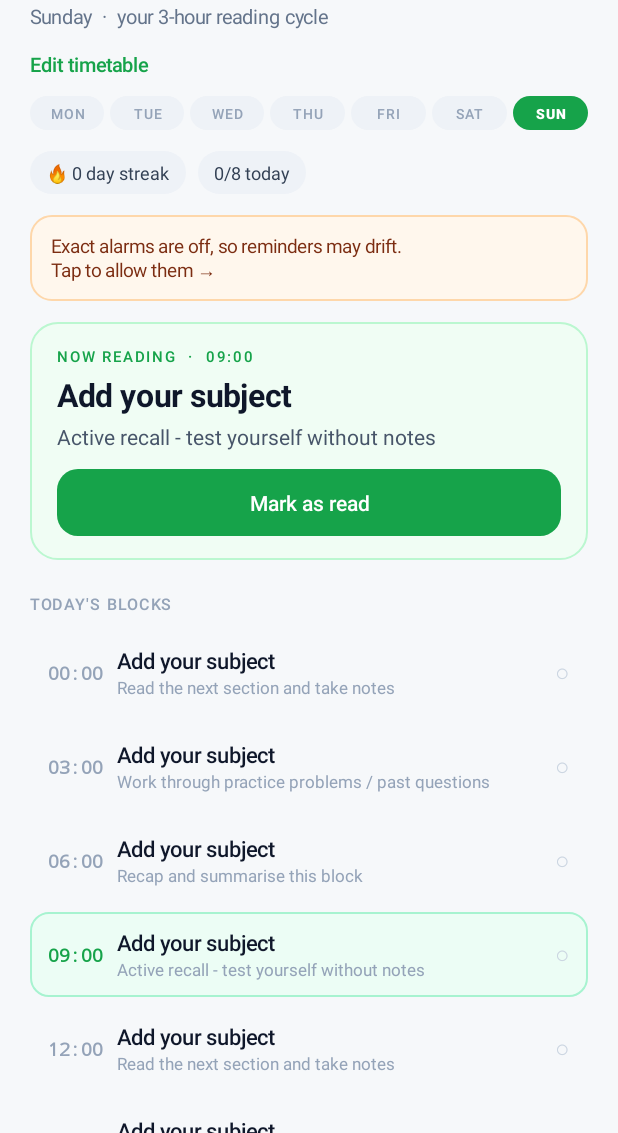
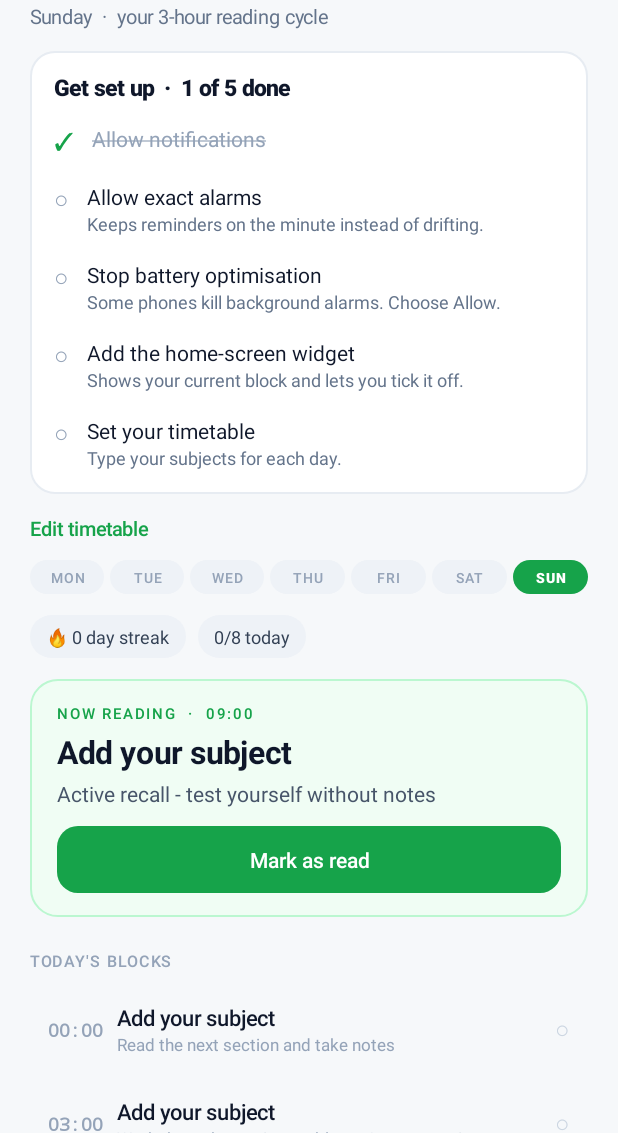
Before and after one commit to Greatest9/Readloop, an Android app: the screen it shows after launch (MainActivity), on a phone screen of 412 x 824 dp, the part 103-1236 px from its top. Run offline under Robolectric (Android 15) with nearby library versions, the phone set to English and light mode, and no system bars.

Commit message:
friend: first-run setup checklist (notifications, exact alarms, battery, widget, timetable)

```diff
--- a/app/src/main/AndroidManifest.xml
+++ b/app/src/main/AndroidManifest.xml
@@ -6,6 +6,7 @@
     <uses-permission android:name="android.permission.USE_EXACT_ALARM" />
     <uses-permission android:name="android.permission.RECEIVE_BOOT_COMPLETED" />
     <uses-permission android:name="android.permission.VIBRATE" />
+    <uses-permission android:name="android.permission.REQUEST_IGNORE_BATTERY_OPTIMIZATIONS" />
 
     <application
         android:allowBackup="false"
--- a/app/src/main/java/com/dol/readloop/EditorActivity.kt
+++ b/app/src/main/java/com/dol/readloop/EditorActivity.kt
@@ -232,6 +232,7 @@ class EditorActivity : Activity() {
                 )
             }
         }
+        Store.markTimetableSaved(this)
         Alarms.scheduleAll(this)
         com.dol.readloop.widget.ReadingWidgetProvider.refreshAll(this)
         Toast.makeText(this, "Saved. Reminders rescheduled.", Toast.LENGTH_SHORT).show()
--- a/app/src/main/java/com/dol/readloop/MainActivity.kt
+++ b/app/src/main/java/com/dol/readloop/MainActivity.kt
@@ -4,6 +4,9 @@ import android.Manifest
 import android.app.Activity
 import android.app.AlarmManager
 import android.app.AlertDialog
+import android.appwidget.AppWidgetManager
+import android.content.ComponentName
+import android.os.PowerManager
 import android.app.NotificationManager
 import android.content.Intent
 import android.content.pm.PackageManager
@@ -76,6 +79,9 @@ class MainActivity : Activity() {
             setPadding(0, dp(2), 0, dp(14))
         })
 
+        val setup = setupCard()
+        if (setup != null) content.addView(setup)
+
         content.addView(TextView(this).apply {
             text = "Edit timetable"
             textSize = 13f
@@ -97,7 +103,7 @@ class MainActivity : Activity() {
 
         if (Build.VERSION.SDK_INT >= 31) {
             val am = getSystemService(AlarmManager::class.java)
-            if (am != null && !am.canScheduleExactAlarms()) content.addView(exactAlarmBanner())
+            if (setup == null && am != null && !am.canScheduleExactAlarms()) content.addView(exactAlarmBanner())
         }
 
         val now = System.currentTimeMillis()
@@ -316,6 +322,151 @@ class MainActivity : Activity() {
         return tv
     }
 
+    // ------------------------------------------------------------------ first-run setup
+
+    private class SetupItem(val label: String, val hint: String, val done: Boolean, val action: () -> Unit)
+
+    private fun openExactAlarmSettings() {
+        if (Build.VERSION.SDK_INT >= 31) {
+            try {
+                startActivity(
+                    Intent(
+                        Settings.ACTION_REQUEST_SCHEDULE_EXACT_ALARM,
+                        android.net.Uri.parse("package:$packageName")
+                    )
+                )
+            } catch (e: Exception) {
+                startActivity(Intent(Settings.ACTION_SETTINGS))
+            }
+        }
+    }
+
+    private fun setupItems(): List<SetupItem> {
+        val items = ArrayList<SetupItem>()
+
+        if (Build.VERSION.SDK_INT >= 33) {
+            items.add(SetupItem(
+                "Allow notifications",
+                "Without this you get no reminders at all.",
+                checkSelfPermission(Manifest.permission.POST_NOTIFICATIONS) == PackageManager.PERMISSION_GRANTED
+            ) {
+                try {
+                    startActivity(Intent(Settings.ACTION_APP_NOTIFICATION_SETTINGS)
+                        .putExtra(Settings.EXTRA_APP_PACKAGE, packageName))
+                } catch (e: Exception) {
+                    startActivity(Intent(Settings.ACTION_SETTINGS))
+                }
+            })
+        }
+
+        if (Build.VERSION.SDK_INT >= 31) {
+            val am = getSystemService(AlarmManager::class.java)
+            items.add(SetupItem(
+                "Allow exact alarms",
+                "Keeps reminders on the minute instead of drifting.",
+                am != null && am.canScheduleExactAlarms()
+            ) { openExactAlarmSettings() })
+        }
+
+        val pm = getSystemService(PowerManager::class.java)
+        items.add(SetupItem(
+            "Stop battery optimisation",
+            "Some phones kill background alarms. Choose Allow.",
+            pm != null && pm.isIgnoringBatteryOptimizations(packageName)
+        ) {
+            try {
+                startActivity(Intent(
+                    Settings.ACTION_REQUEST_IGNORE_BATTERY_OPTIMIZATIONS,
+                    android.net.Uri.parse("package:$packageName")
+                ))
+            } catch (e: Exception) {
+                try {
+                    startActivity(Intent(Settings.ACTION_IGNORE_BATTERY_OPTIMIZATION_SETTINGS))
+                } catch (e2: Exception) {
+                    startActivity(Intent(Settings.ACTION_SETTINGS))
+                }
+            }
+        })
+
+        val awm = AppWidgetManager.getInstance(this)
+        val widget = ComponentName(this, com.dol.readloop.widget.ReadingWidgetProvider::class.java)
+        items.add(SetupItem(
+            "Add the home-screen widget",
+            "Shows your current block and lets you tick it off.",
+            awm.getAppWidgetIds(widget).isNotEmpty()
+        ) {
+            if (awm.isRequestPinAppWidgetSupported) {
+                awm.requestPinAppWidget(widget, null, null)
+            } else {
+                toast("Long-press your home screen, tap Widgets, then drag ReadLoop out.")
+            }
+        })
+
+        items.add(SetupItem(
+            "Set your timetable",
+            "Type your subjects for each day.",
+            Store.timetableSaved(this)
+        ) { startActivity(Intent(this, EditorActivity::class.java)) })
+
+        return items
+    }
+
+    /** Checklist for new users. Returns null once everything is done. */
+    private fun setupCard(): View? {
+        val items = setupItems()
+        val left = items.count { !it.done }
+        if (left == 0) return null
+
+        val box = LinearLayout(this).apply {
+            orientation = LinearLayout.VERTICAL
+            setPadding(dp(16), dp(14), dp(16), dp(8))
+            background = resources.getDrawable(R.drawable.bg_card, theme)
+        }
+        val lp = LinearLayout.LayoutParams(
+            ViewGroup.LayoutParams.MATCH_PARENT,
+            ViewGroup.LayoutParams.WRAP_CONTENT
+        )
+        lp.bottomMargin = dp(14)
+        box.layoutParams = lp
+
+        box.addView(TextView(this).apply {
+            text = "Get set up  \u00b7  " + (items.size - left) + " of " + items.size + " done"
+            textSize = 15f
+            setTextColor(0xFF0F172A.toInt())
+            typeface = Typeface.create("sans-serif-medium", Typeface.BOLD)
+            setPadding(0, 0, 0, dp(6))
+        })
+
+        for (item in items) {
+            val row = LinearLayout(this).apply {
+                orientation = LinearLayout.HORIZONTAL
+                setPadding(0, dp(8), 0, dp(8))
+            }
+            row.addView(TextView(this).apply {
+                text = if (item.done) "\u2713" else "\u25CB"
+                textSize = 16f
+                setTextColor(if (item.done) 0xFF16A34A.toInt() else 0xFF94A3B8.toInt())
+                setPadding(0, 0, dp(12), 0)
+            })
+            val txt = LinearLayout(this).apply { orientation = LinearLayout.VERTICAL }
+            txt.addView(TextView(this).apply {
+                text = item.label
+                textSize = 14f
+                setTextColor(if (item.done) 0xFF94A3B8.toInt() else 0xFF0F172A.toInt())
+                if (item.done) paintFlags = paintFlags or Paint.STRIKE_THRU_TEXT_FLAG
+            })
+            if (!item.done) txt.addView(TextView(this).apply {
+                text = item.hint
+                textSize = 12f
+                setTextColor(0xFF64748B.toInt())
+            })
+            row.addView(txt, LinearLayout.LayoutParams(0, ViewGroup.LayoutParams.WRAP_CONTENT, 1f))
+            if (!item.done) row.setOnClickListener { _ -> item.action() }
+            box.addView(row)
+        }
+        return box
+    }
+
     private fun exactAlarmBanner(): View {
         val tv = TextView(this).apply {
             text = "Exact alarms are off, so reminders may drift.\nTap to allow them \u2192"
--- a/app/src/main/java/com/dol/readloop/Slots.kt
+++ b/app/src/main/java/com/dol/readloop/Slots.kt
@@ -111,6 +111,12 @@ object Store {
             .apply()
     }
 
+    fun timetableSaved(c: Context): Boolean = p(c).getBoolean("timetable_saved", false)
+
+    fun markTimetableSaved(c: Context) {
+        p(c).edit().putBoolean("timetable_saved", true).apply()
+    }
+
     fun done(c: Context, key: String = dayKey()): MutableSet<Int> {
         val raw = p(c).getString("done_$key", "") ?: ""
         return raw.split(',')
```
Also changed, not shown: 1 other file.
